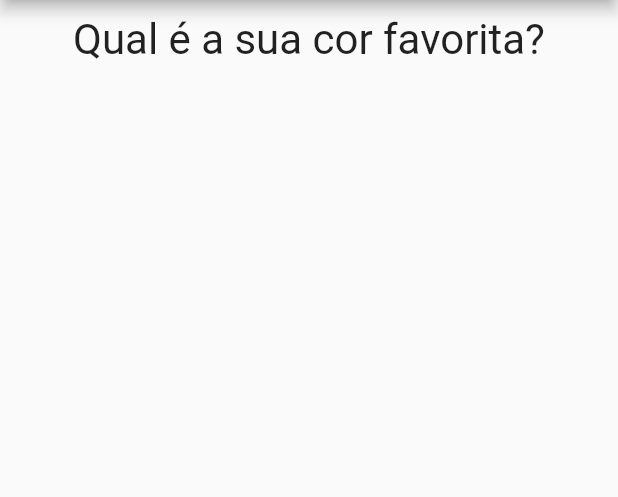
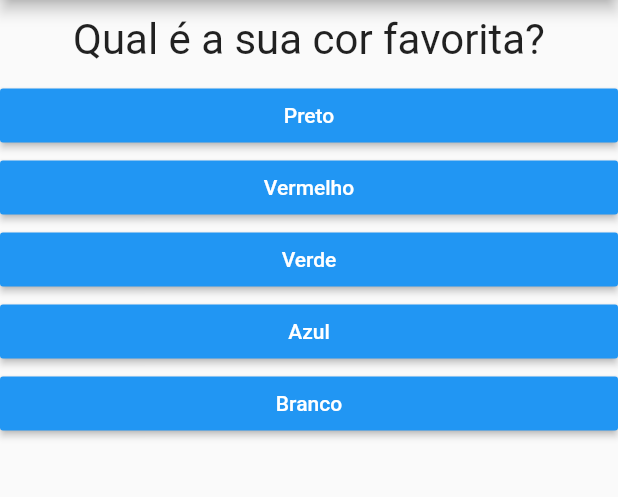
Before and after one commit to rogerio-dalvi/curso_flutter, a Flutter app: the screen it shows after launch, on a phone screen of 412 x 824 dp, the part 84-581 px from its top. Run offline on Flutter 3.47's test engine with Material 2 defaults, Android fonts, the phone set to English and light mode, and no system bars.

Commit message:
Conclusao ate aula 52

```diff
--- a/lib/main.dart
+++ b/lib/main.dart
@@ -1,32 +1,16 @@
 import 'package:flutter/material.dart';
 import './questao.dart';
 import './resposta.dart';
+import './resultado.dart';
 
 main() => runApp(PerguntaApp());
 
 class _PerguntaAppState extends State<PerguntaApp> {
   var _perguntaSelecionada = 0;
-
-  void _responder() {
-    setState(() {
-      _perguntaSelecionada++;
-    });
-
-    print("Pergunta selecionada (indice): $_perguntaSelecionada");
-  }
-
-  void Function() funcaoQueRetornaUmaOutraFuncao() {
-    return () {
-      print("Pergunta respondida #02!");
-    };
-  }
-
-  @override
-  Widget build(BuildContext context) {
-    final List<Map<String, Object>> perguntas = [
+  final List<Map<String, Object>> _perguntas = const [
     {
       'texto': 'Qual é a sua cor favorita?',
-        'respostas': ['Preto', 'Vermelho', 'Verde', 'Branco']
+      'respostas': ['Preto', 'Vermelho', 'Verde', 'Azul', 'Branco']
     },
     {
       'texto': 'Qual é o seu animal favorito?',
@@ -38,21 +22,39 @@ class _PerguntaAppState extends State<PerguntaApp> {
     }
   ];
 
-    List<Widget> respostas = new List<Widget>();
+  void _responder() {
+    if (temPerguntaSelecionada)
+      print("Pergunta: ${_perguntas[_perguntaSelecionada]['texto']}");
+    // print("Reposta: ${_perguntas[_perguntaSelecionada]['texto']}");
 
-    for (String textoResp in perguntas[_perguntaSelecionada]['respostas']) {
-      respostas.add(Resposta(texto: textoResp, quandoSelecionado: _responder));
+    if (temPerguntaSelecionada) {
+      setState(() {
+        _perguntaSelecionada++;
+      });
     }
+  }
+
+  bool get temPerguntaSelecionada {
+    return _perguntaSelecionada < _perguntas.length;
+  }
+
+  @override
+  Widget build(BuildContext context) {
+    List<String> respostas = temPerguntaSelecionada
+        ? _perguntas[_perguntaSelecionada]['respostas']
+        : null;
 
     return MaterialApp(
       home: Scaffold(
         appBar: AppBar(title: Text("Perguntas")),
-        body: Column(
+        body: temPerguntaSelecionada
+            ? Column(
                 children: <Widget>[
-            Questao(perguntas[_perguntaSelecionada]['texto']),
-            ...respostas,
+                  Questao(_perguntas[_perguntaSelecionada]['texto']),
+                  ...respostas.map((e) => Resposta(e, _responder)).toList(),
                 ],
-        ),
+              )
+            : Resultado(),
       ),
     );
   }
--- a/lib/resposta.dart
+++ b/lib/resposta.dart
@@ -4,7 +4,7 @@ class Resposta extends StatelessWidget {
   final String texto;
   final void Function() quandoSelecionado;
 
-  Resposta({this.texto, this.quandoSelecionado});
+  Resposta(this.texto, this.quandoSelecionado);
 
   @override
   Widget build(BuildContext context) {
```
Also changed, not shown: lib/resultado.dart (added, +13 -0 lines). Lines whose indentation alone changed are shown as unchanged.
